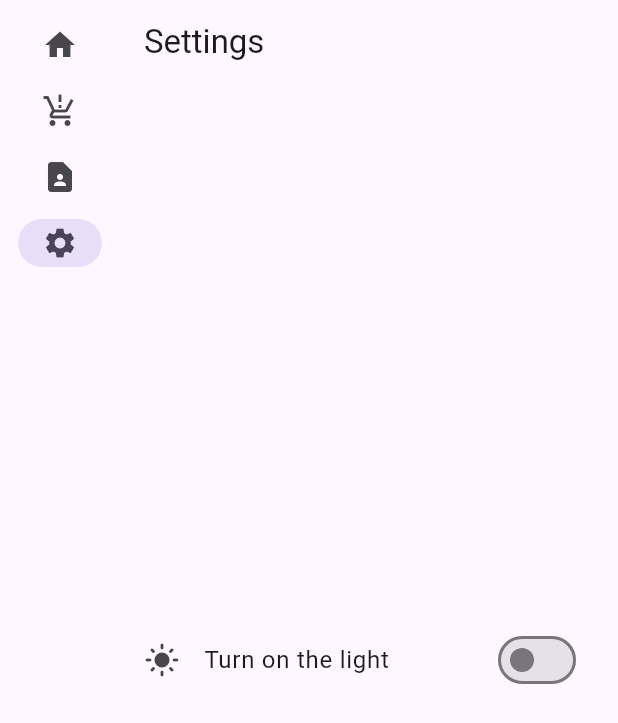
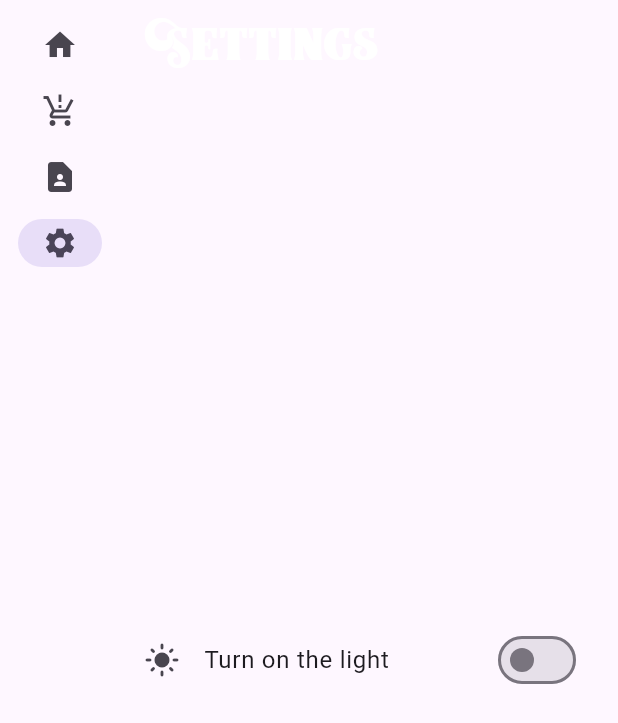
Before and after one commit to maikdejong/Examen_madkd, a Flutter app: the screen it shows after launch, after a tap on "Products", after a tap on "Contact", after a tap on "Settings", on a phone screen of 412 x 824 dp. Shown: the top 723 px of the screen. Run offline on Flutter 3.47's test engine with Material 2 defaults, Android fonts, the light colour scheme and no system bars; our stand-ins replace cloud_firestore, firebase_core; missing offline and left inert: contactus; accounts and stored records are empty.

Commit message:
ProductsWidget resposive gemaakt. nieuwe img, title styling

```diff
--- a/lib/main.dart
+++ b/lib/main.dart
@@ -1,9 +1,5 @@
 import 'package:flutter/material.dart';
 import 'package:contactus/contactus.dart';
-
-// import 'package:responsive_grid_list/responsive_grid_list.dart';
-// import 'package:firebase_database/firebase_database.dart';
-
 import 'package:firebase_core/firebase_core.dart';
 import 'firebase_options.dart';
 import 'package:cloud_firestore/cloud_firestore.dart';
@@ -142,8 +138,8 @@
                     color: Colors.black,
                     blurRadius: 2,
                     offset: Offset(5, 5),
-                  )
-                ]
+                  ),
+                ],
               ),
             ),
           ),
@@ -153,8 +149,9 @@
   }
 }
 
+//TODO: winkelwagen functionaliteit ipv plus en min knop
 class ProductsWidget extends StatefulWidget {
-  const ProductsWidget({super.key});
+  const ProductsWidget({Key? key});
 
   @override
   State<ProductsWidget> createState() => _ProductsWidgetState();
@@ -165,23 +162,26 @@
   Widget build(BuildContext context) {
     return Scaffold(
       appBar: AppBar(
+        titleTextStyle: TextStyle(
+            color: _isSwitched ? Colors.black : Colors.white,
+            fontSize: 30,
+            fontFamily: 'Coffee'),
         title: Text('Products'),
       ),
       body: SingleChildScrollView(
-        child: Column(
-          children: [
-            StreamBuilder<QuerySnapshot>(
-              stream:
-                  FirebaseFirestore.instance.collection('products').snapshots(),
+        child: StreamBuilder<QuerySnapshot>(
+          stream: FirebaseFirestore.instance.collection('products').snapshots(),
           builder: (context, snapshot) {
-                List<Widget> productWidgets = [];
-
             if (snapshot.hasData) {
               final products = snapshot.data?.docs.toList();
-                  for (var product in products!) {
+              return Wrap(
+                alignment: WrapAlignment.center,
+                runSpacing: 8.0,
+                spacing: 8.0,
+                children: products!.map((product) {
                   var quantity = int.parse(product['quantity'].toString());
 
-                    final productWidget = Offstage(
+                  return Offstage(
                     offstage: quantity == 0,
                     child: Card(
                       child: Column(
@@ -190,10 +190,9 @@
                             mainAxisAlignment: MainAxisAlignment.spaceAround,
                             children: [
                               SizedBox(
-                                  height: 250,
+                                height: 230,
                                 child: AspectRatio(
-                                    aspectRatio:
-                                        1,
+                                  aspectRatio: 1,
                                   child: FittedBox(
                                     fit: BoxFit.contain,
                                     child: Image.asset(
@@ -243,18 +242,12 @@
                       ),
                     ),
                   );
-
-                    productWidgets.add(productWidget);
-                  }
+                }).toList(),
+              );
             }
 
-                return Column(
-                  // Wrap the productWidgets list in a Column widget
-                  children: productWidgets,
-                );
+            return Container(); // Return an empty container if there's no data
           },
-            ),
-          ],
         ),
       ),
     );
@@ -268,6 +261,10 @@
   Widget build(BuildContext context) {
     return Scaffold(
       appBar: AppBar(
+        titleTextStyle: TextStyle(
+            color: _isSwitched ? Colors.black : Colors.white,
+            fontSize: 30,
+            fontFamily: 'Coffee'),
         title: Text('Contact'),
       ),
       body: ContactUs(
@@ -300,6 +297,10 @@
   Widget build(BuildContext context) {
     return Scaffold(
       appBar: AppBar(
+        titleTextStyle: TextStyle(
+            color: _isSwitched ? Colors.black : Colors.white,
+            fontSize: 30,
+            fontFamily: 'Coffee'),
         title: Text('Settings'),
       ),
       body: Column(
--- a/pubspec.yaml
+++ b/pubspec.yaml
@@ -41,3 +41,6 @@
   - images/coffeelogo.png
   - images/coffee1.png
   - images/coffee2.png
+  - images/coffee3.png
+  - images/coffee4.png
+  - images/coffee5.png
```
Also changed, not shown: images/coffee3.png (added), images/coffee4.png (added), images/coffee5.png (added). Lines whose indentation alone changed are shown as unchanged.
